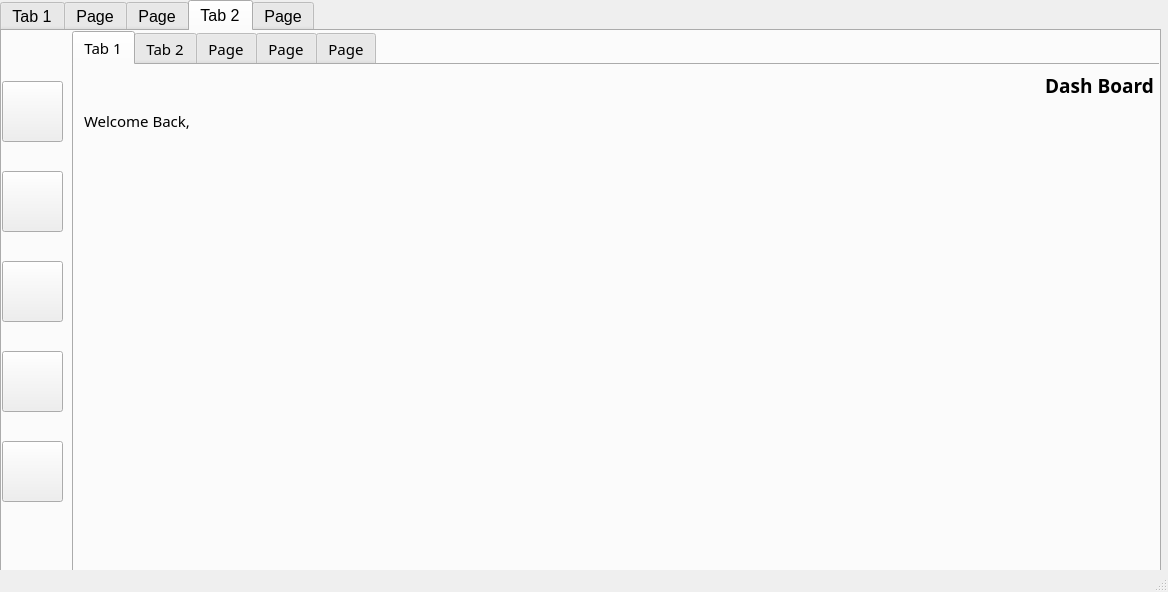
First picture: the form in MyGPAmate.ui, repository edeniyanda/MyGPAmate, before the edit.
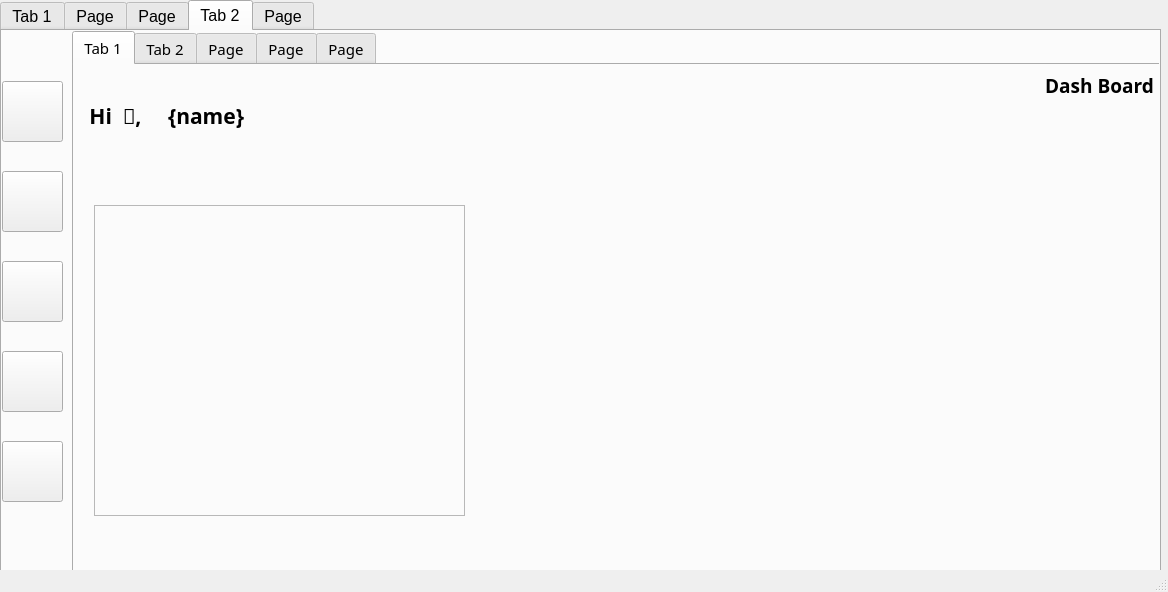
Second picture: the form after the edit. The open tabs and pages were chosen to show the change. Icons and pictures are not drawn.

```diff
--- a/MyGPAmate.ui
+++ b/MyGPAmate.ui
@@ -580,18 +580,63 @@
          <set>Qt::AlignCenter</set>
         </property>
        </widget>
-       <widget class="QLabel" name="label_welcome">
+       <widget class="QFrame" name="frame">
+        <property name="geometry">
+         <rect>
+          <x>20</x>
+          <y>140</y>
+          <width>371</width>
+          <height>311</height>
+         </rect>
+        </property>
+        <property name="frameShape">
+         <enum>QFrame::StyledPanel</enum>
+        </property>
+        <property name="frameShadow">
+         <enum>QFrame::Sunken</enum>
+        </property>
+       </widget>
+       <widget class="QWidget" name="layoutWidget">
         <property name="geometry">
          <rect>
           <x>10</x>
-          <y>40</y>
-          <width>291</width>
-          <height>31</height>
+          <y>30</y>
+          <width>161</width>
+          <height>41</height>
          </rect>
         </property>
-        <property name="text">
-         <string>Welcome Back, </string>
-        </property>
+        <layout class="QHBoxLayout" name="horizontalLayout">
+         <item>
+          <widget class="QLabel" name="label_18">
+           <property name="font">
+            <font>
+             <family>Segoe UI Black</family>
+             <pointsize>16</pointsize>
+             <weight>75</weight>
+             <bold>true</bold>
+            </font>
+           </property>
+           <property name="text">
+            <string> Hi  👋,</string>
+           </property>
+          </widget>
+         </item>
+         <item>
+          <widget class="QLabel" name="label_welcome">
+           <property name="font">
+            <font>
+             <family>Segoe UI Black</family>
+             <pointsize>16</pointsize>
+             <weight>75</weight>
+             <bold>true</bold>
+            </font>
+           </property>
+           <property name="text">
+            <string>{name}</string>
+           </property>
+          </widget>
+         </item>
+        </layout>
        </widget>
       </widget>
       <widget class="QWidget" name="tab_5">
```
Left out of the diff: 39 changed lines with no effect on the pictures.
